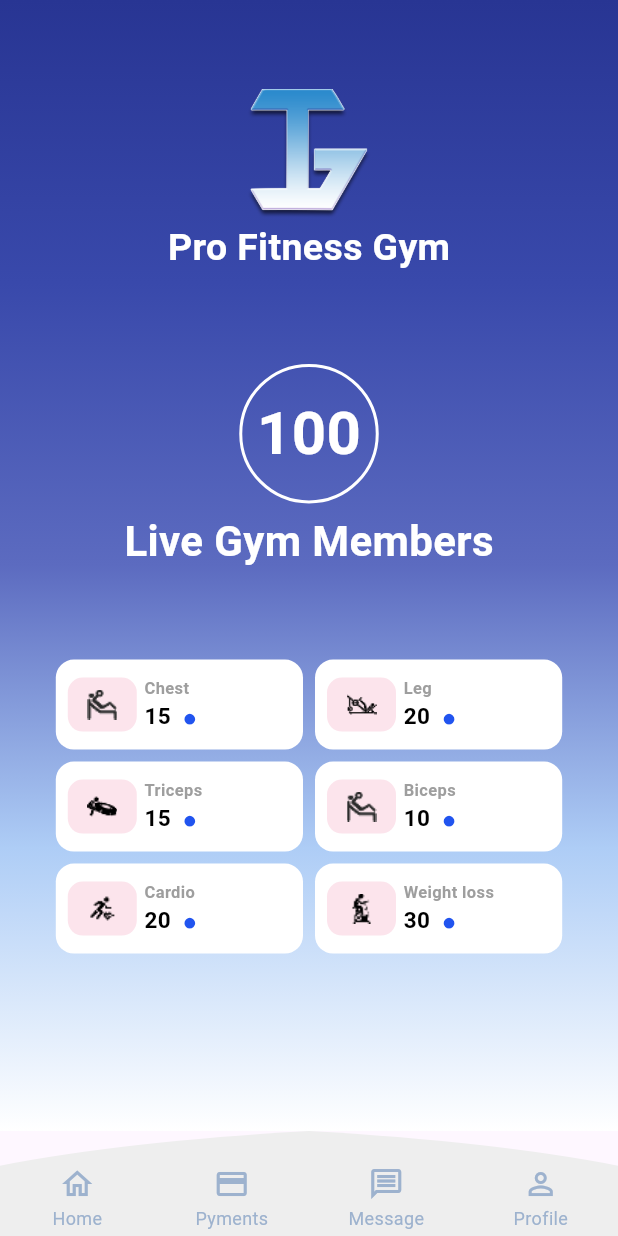
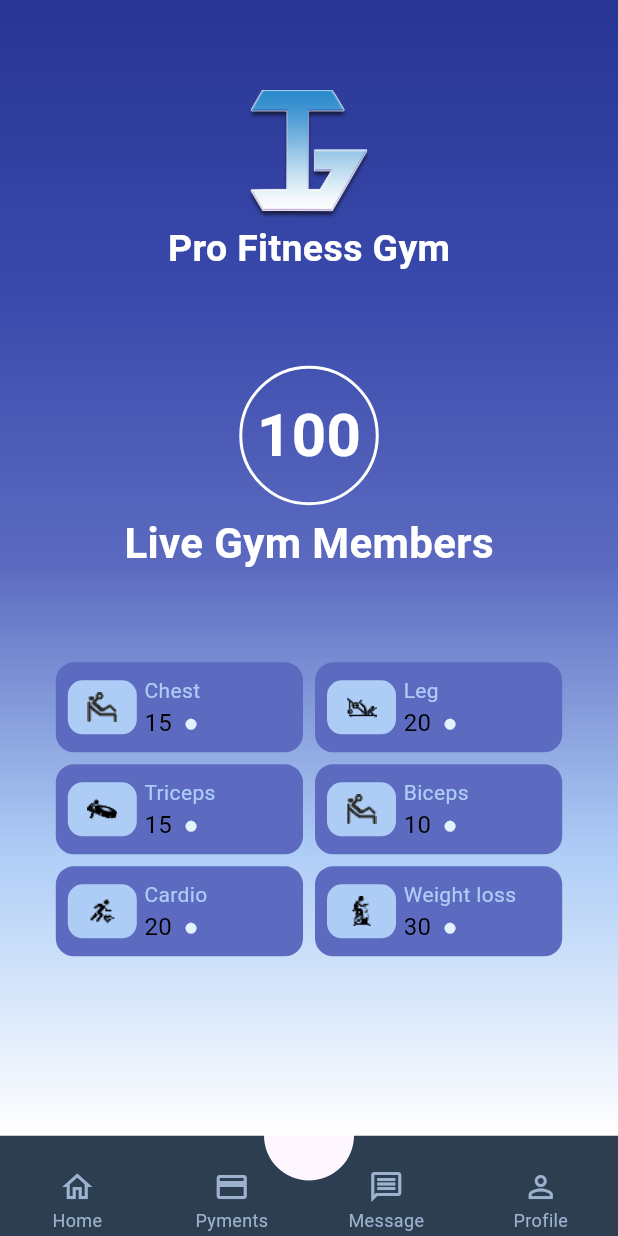
Before and after one commit to muhammadahmad26/gym_lead_master, a Flutter app: the MemeberHomePage screen opened directly, on a phone screen of 412 x 824 dp. Run offline on Flutter 3.47's test engine with Material 3 defaults, Android fonts, the phone set to English and light mode, and no system bars; our stand-ins replace firebase_core, google_fonts; accounts and stored records are empty.

```diff
--- a/analysis_options.yaml
+++ b/analysis_options.yaml
@@ -15,6 +15,7 @@ analyzer:
     file_names: ignore
     non_constant_identifier_names: ignore
     unnecessary_this: ignore
+    unused_import: ignore
     void_checks: ignore
 include: package:flutter_lints/flutter.yaml
 
--- a/lib/main.dart
+++ b/lib/main.dart
@@ -1,5 +1,6 @@
 import 'package:firebase_core/firebase_core.dart';
 import 'package:flutter/material.dart';
+import 'package:gym_lead_master/firebase_options.dart';
 import 'package:gym_lead_master/src/presentation/pages/admin_pages/admin_home_page/active_member_list_page.dart';
 import 'package:gym_lead_master/src/presentation/pages/admin_pages/admin_home_page/admin_main_page.dart';
 import 'package:gym_lead_master/src/presentation/pages/admin_pages/message_page/admin_message_screen.dart';
@@ -9,7 +10,8 @@ import 'package:gym_lead_master/src/presentation/routes/appRouter.dart';
 
 void main() async {
   WidgetsFlutterBinding.ensureInitialized();
-  await Firebase.initializeApp();
+  await Firebase.initializeApp(options: DefaultFirebaseOptions.currentPlatform);
+
   runApp(const MyApp());
 }
 
@@ -29,7 +31,6 @@ class MyApp extends StatelessWidget {
 
       // home: InitialPages(),
       home: adminHomePage(),
-
       // home: MemeberHomePage(),
       // home: ActiveMemberListPage(),
       // home: AdminMessageScreen(),
--- a/lib/src/core/widgets/bottom_navigationbar_clipper.dart
+++ b/lib/src/core/widgets/bottom_navigationbar_clipper.dart
@@ -1,29 +1,72 @@
 import 'package:flutter/material.dart';
 
-class BottomNavigationbarClipper extends CustomClipper<Path> {
+// class BottomNavigationbarClipper extends CustomClipper<Path> {
+//   @override
+//   Path getClip(Size size) {
+//     double w = size.width;
+//     double h = size.height;
+//     Path path = Path();
+
+//     path.moveTo(w * 0.5, 0);
+
+//     path.quadraticBezierTo(w * 0.2, h * 0.1, 0, h * 0.33);
+
+//     path.lineTo(0, h);
+//     path.lineTo(w, h);
+
+//     path.lineTo(w, h * 0.33);
+
+//     path.quadraticBezierTo(w * 0.8, h * 0.1, w * 0.5, 0);
+
+//     path.close();
+//     return path;
+//   }
+
+//   @override
+//   bool shouldReclip(CustomClipper<Path> oldClipper) {
+//     return true;
+//   }
+// }
+
+
+
+/// A custom clipper that creates a notch in the center of the navigation bar.
+class NotchedBottomNavigationBarClipper extends CustomClipper<Path> {
+  /// The radius of the circular notch.
+  final double notchRadius;
+
+  const NotchedBottomNavigationBarClipper({this.notchRadius = 30.0});
+
   @override
   Path getClip(Size size) {
-    double w = size.width;
-    double h = size.height;
-    Path path = Path();
+    final path = Path();
+    final double notchCenter = size.width / 2;
 
-    path.moveTo(w * 0.5, 0);
+    // Start from the top-left corner
+    path.moveTo(0, 0);
 
-    path.quadraticBezierTo(w * 0.2, h * 0.1, 0, h * 0.33);
+    // Draw a line to the start of the notch
+    path.lineTo(notchCenter - notchRadius, 0);
 
-    path.lineTo(0, h);
-    path.lineTo(w, h);
+    // Draw the semi-circular notch
+    path.arcToPoint(
+      Offset(notchCenter + notchRadius, 0),
+      radius: Radius.circular(notchRadius),
+      clockwise: false,
+    );
 
-    path.lineTo(w, h * 0.33);
+    // Continue to the top-right corner and complete the rectangle
+    path.lineTo(size.width, 0);
+    path.lineTo(size.width, size.height);
+    path.lineTo(0, size.height);
+    path.close();
 
-    path.quadraticBezierTo(w * 0.8, h * 0.1, w * 0.5, 0);
-
-    path.close();
     return path;
   }
 
   @override
-  bool shouldReclip(CustomClipper<Path> oldClipper) {
-    return true;
+  bool shouldReclip(NotchedBottomNavigationBarClipper oldClipper) {
+    // Re-clip if the notch radius changes
+    return oldClipper.notchRadius != notchRadius;
   }
 }
--- a/lib/src/presentation/pages/admin_pages/admin_home_page/admin_main_page.dart
+++ b/lib/src/presentation/pages/admin_pages/admin_home_page/admin_main_page.dart
@@ -13,7 +13,7 @@ class adminHomePage extends StatefulWidget {
 }
 
 class _adminHomePageState extends State<adminHomePage> {
-  int seletedIndex = 3;
+  int seletedIndex = 0;
   final List<Widget> pages = [
     HomeBody(isAdmin: true),
     AdminPymentPage(),
@@ -29,7 +29,8 @@ class _adminHomePageState extends State<adminHomePage> {
 
   @override
   Widget build(BuildContext context) {
-    return Scaffold(
+    return SafeArea(
+      child: Scaffold(
         body: pages[seletedIndex],
         bottomNavigationBar: CustomBottomNavigationBar(
           isAdmin: true,
@@ -40,6 +41,7 @@ class _adminHomePageState extends State<adminHomePage> {
           },
           selectedIndex: seletedIndex,
         ),
+      ),
     );
   }
 }
--- a/lib/src/presentation/pages/admin_pages/message_page/message_screen_appBar.dart
+++ b/lib/src/presentation/pages/admin_pages/message_page/message_screen_appBar.dart
@@ -11,6 +11,7 @@ class MessageScreenBar extends StatelessWidget {
       automaticallyImplyLeading: false,
       centerTitle: true,
       backgroundColor: AppColors.DarkBlueGrey,
+      elevation: 0,
       title: Padding(
         padding: EdgeInsets.only(top: 5),
         child: Row(
--- a/lib/src/presentation/pages/common/custom_bottom_navigation_bar.dart
+++ b/lib/src/presentation/pages/common/custom_bottom_navigation_bar.dart
@@ -19,12 +19,12 @@ class CustomBottomNavigationBar extends StatelessWidget {
   final GlobalKey<FormState> globalKey = GlobalKey<FormState>();
 
   Future<void> _showMyDialog(BuildContext context) async {
-    return showDialog<void>(
+    return await showDialog<void>(
       barrierDismissible: true,
       context: context,
       builder: (BuildContext context) {
         return AlertDialog(
-          title: const Text('Add member '),
+          title: const Text('Add New member '),
           content: SingleChildScrollView(
             child: Form(
               key: globalKey,
@@ -74,9 +74,8 @@ class CustomBottomNavigationBar extends StatelessWidget {
 
   @override
   Widget build(BuildContext context) {
-    return Container(
-      // color: AppColors.whiteColor,
-      height: 70,
+    return SizedBox(
+      height: 67,
       child: Stack(
         clipBehavior: Clip.none,
         alignment: Alignment.bottomCenter,
@@ -86,11 +85,10 @@ class CustomBottomNavigationBar extends StatelessWidget {
             left: 0,
             right: 0,
             child: SizedBox(
-              height: 70,
               child: ClipPath(
-                clipper: BottomNavigationbarClipper(),
+                clipper: NotchedBottomNavigationBarClipper(),
                 child: Container(
-                  color: AppColors.navBarColor,
+                  color: AppColors.DarkBlueGrey,
                   child: Padding(
                     padding: EdgeInsets.only(top: 20),
                     child: Row(
@@ -150,16 +148,16 @@ class CustomBottomNavigationBar extends StatelessWidget {
           ),
           if (isAdmin)
             Positioned(
-              bottom: 50,
+              bottom: 40,
               child: GestureDetector(
                 onTap: () {
                   _showMyDialog(context);
                 },
                 child: Container(
-                  width: 30,
-                  height: 30,
+                  width: 50,
+                  height: 50,
                   decoration: const BoxDecoration(
-                    color: Color.fromARGB(255, 122, 130, 155),
+                    color: AppColors.Darktext,
                     shape: BoxShape.circle,
                     image: DecorationImage(
                       image: AssetImage(AppImages.addUser),
--- a/lib/src/presentation/pages/common/detail_live_member/exercise_card.dart
+++ b/lib/src/presentation/pages/common/detail_live_member/exercise_card.dart
@@ -1,5 +1,6 @@
 import 'package:flutter/material.dart';
 import 'package:gym_lead_master/src/core/constants/appColor.dart';
+import 'package:gym_lead_master/src/core/constants/app_text_size.dart';
 
 class ExerciseCard extends StatelessWidget {
   final String imagePath;
@@ -18,11 +19,9 @@ class ExerciseCard extends StatelessWidget {
   @override
   Widget build(BuildContext context) {
     return Container(
-      padding: const EdgeInsets.only(
-        left: 8,
-      ),
+      padding: const EdgeInsets.only(left: 8),
       decoration: BoxDecoration(
-        color: AppColors.whiteColor,
+        color: AppColors.lightBlue,
         borderRadius: BorderRadius.circular(12),
       ),
       child: Row(
@@ -30,32 +29,27 @@ class ExerciseCard extends StatelessWidget {
           Container(
             padding: const EdgeInsets.all(8),
             decoration: BoxDecoration(
-              color: AppColors.lightPinkColor,
+              color: AppColors.lightBlueColor,
               borderRadius: BorderRadius.circular(10),
             ),
             child: Image.asset(imagePath, width: 30, height: 20),
           ),
-          // const SizedBox(width: 8),
+
           Column(
             crossAxisAlignment: CrossAxisAlignment.start,
             mainAxisAlignment: MainAxisAlignment.center,
             children: [
-              // SizedBox(
-              // width: 70,
-              // height: 40,
-              // child:
               Padding(
                 padding: const EdgeInsets.only(left: 5.0),
                 child: Text(
                   nameOfExercise,
                   style: TextStyle(
-                    fontSize: 11,
-                    fontWeight: FontWeight.bold,
-                    color: AppColors.greyColor,
+                    fontSize: 14,
+                    color: AppColors.lightBlueColor,
                   ),
                 ),
               ),
-              // ),
+
               Padding(
                 padding: const EdgeInsets.only(left: 5.0),
                 child: Row(
@@ -65,8 +59,7 @@ class ExerciseCard extends StatelessWidget {
                     Text(
                       memberDoingExercise,
                       style: TextStyle(
-                        fontSize: 15,
-                        fontWeight: FontWeight.w600,
+                        fontSize: 16,
                         color: AppColors.blackColor,
                       ),
                     ),
@@ -75,7 +68,7 @@ class ExerciseCard extends StatelessWidget {
                       style: TextStyle(
                         fontSize: 15,
                         fontWeight: FontWeight.w600,
-                        color: AppColors.themeBlueColor,
+                        color: AppColors.veryLightBlue,
                       ),
                     ),
                   ],
--- a/lib/src/presentation/pages/initial_pages.dart
+++ b/lib/src/presentation/pages/initial_pages.dart
@@ -55,10 +55,10 @@ class InitialPages extends StatelessWidget {
                       shadows: const [
                         Shadow(
                           color: AppColors.whiteColor,
-                          offset: Offset(1, 1),
+                          // offset: Offset(1, 1),
                         ),
                       ],
-                      color: AppColors.themeBlueColor,
+                      color: AppColors.whiteColor,
                       fontWeight: FontWeight.bold,
                       fontSize: width * 0.05,
                     ),
--- a/pubspec.yaml
+++ b/pubspec.yaml
@@ -36,6 +36,7 @@ dependencies:
   cupertino_icons: ^1.0.8
   google_fonts: ^6.3.2
   firebase_core: ^4.2.1
+  firebase_auth: ^6.1.2
 
 dev_dependencies:
   flutter_test:
```
Also changed, not shown: lib/src/presentation/pages/admin_pages/profile_page/admin_profile_page.dart (+12 -2 lines), firebase.json, lib/firebase_options.dart (added), pubspec.lock, 6 other files. Lines whose indentation alone changed are shown as unchanged.
